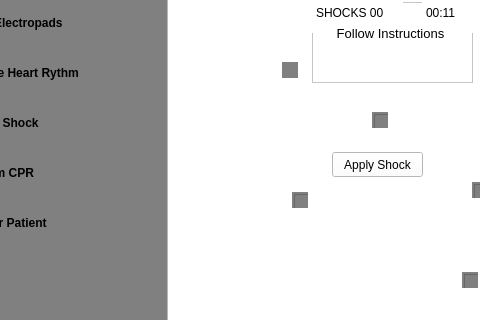
AyomideAwonaya21/3004-Project-, file QT-Project-Folder/mainwindow.ui: the form before one commit; both pictures show x 88 to 568 and y 178 to 498 of the 749 by 581 pixel window.
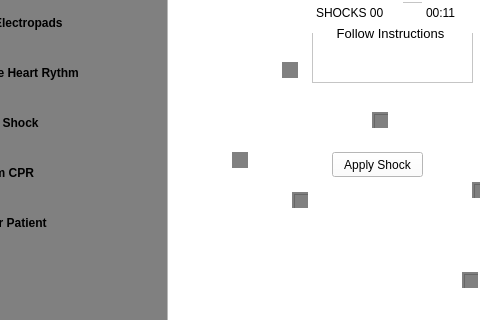
The form after the commit.

Commit message: Added the checkPoint7 box so that that after the shock we can alternate between 6 (CRP) and 7 (check HB)

```diff
--- a/QT-Project-Folder/mainwindow.ui
+++ b/QT-Project-Folder/mainwindow.ui
@@ -394,6 +394,22 @@
 &lt;p align=&quot;center&quot; style=&quot; margin-top:0px; margin-bottom:0px; margin-left:0px; margin-right:0px; -qt-block-indent:0; text-indent:0px;&quot;&gt;Follow Instructions&lt;/p&gt;&lt;/body&gt;&lt;/html&gt;</string>
     </property>
    </widget>
+   <widget class="QTextBrowser" name="checkPoint7">
+    <property name="geometry">
+     <rect>
+      <x>320</x>
+      <y>330</y>
+      <width>16</width>
+      <height>16</height>
+     </rect>
+    </property>
+    <property name="styleSheet">
+     <string notr="true">height: 20px;
+width:20px;
+border-radius: 50%;
+background-color: grey;</string>
+    </property>
+   </widget>
   </widget>
   <widget class="QMenuBar" name="menubar">
    <property name="geometry">
```
